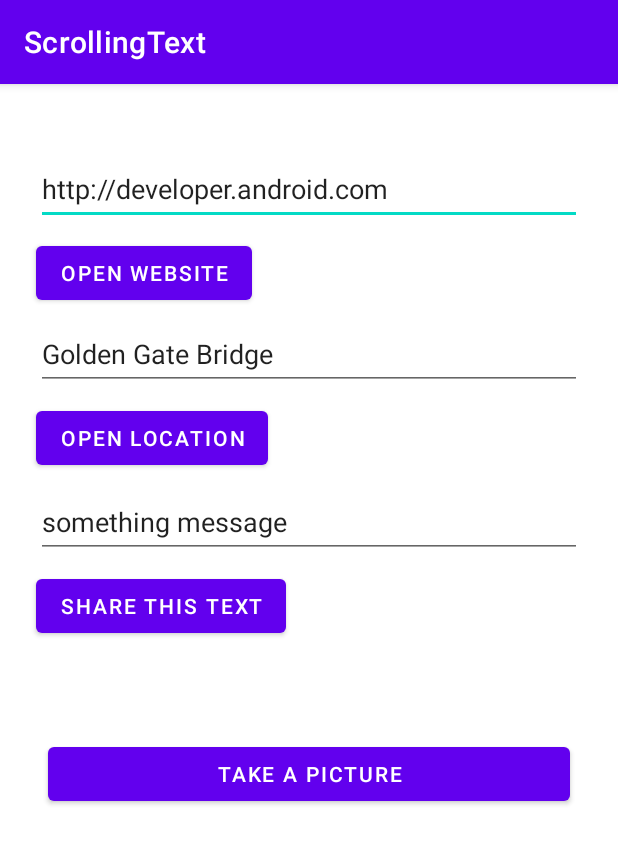
After one commit to popovviktor/Aston_intensiv_2, an Android app: the CodeLabs2_3Activity screen opened directly, with no data from a screen before it, on a phone screen of 412 x 824 dp. The commit adds this screen. Shown: the top 844 px of the screen. Run offline under Robolectric (Android 15) with nearby library versions, the phone set to English and light mode, and no system bars.

Commit message:
lab2_3 used implicit intents

```diff
--- a/app/src/main/AndroidManifest.xml
+++ b/app/src/main/AndroidManifest.xml
@@ -12,6 +12,13 @@
         android:supportsRtl="true"
         android:theme="@style/Theme.AstonTwo"
         tools:targetApi="31">
+        <activity
+            android:name=".CodeLabs2_3Activity"
+            android:exported="false">
+            <meta-data
+                android:name="android.app.lib_name"
+                android:value="" />
+        </activity>
         <activity
             android:name=".CodeLabs2_2Activity"
             android:exported="false">
--- /dev/null
+++ b/app/src/main/java/com/myapplication/astontwo/CodeLabs2_3Activity.kt
@@ -0,0 +1,62 @@
+package com.myapplication.astontwo
+
+import android.content.Intent
+import android.net.Uri
+import androidx.appcompat.app.AppCompatActivity
+import android.os.Bundle
+import android.provider.MediaStore
+import android.widget.Button
+import android.widget.EditText
+import androidx.core.app.ShareCompat
+
+class CodeLabs2_3Activity : AppCompatActivity() {
+    lateinit var editWeb:EditText
+    lateinit var editMap:EditText
+    lateinit var editMessage:EditText
+    override fun onCreate(savedInstanceState: Bundle?) {
+        super.onCreate(savedInstanceState)
+        setContentView(R.layout.activity_code_labs23)
+        editWeb = findViewById(R.id.lab2_3_edit_web)
+        editMap = findViewById(R.id.lab2_3_edit_map)
+        editMessage = findViewById(R.id.lab2_3_edit_message)
+        val btn_web = findViewById<Button>(R.id.lab2_3_btn_web)
+        val btn_map = findViewById<Button>(R.id.lab2_3_btn_map)
+        val btn_message = findViewById<Button>(R.id.lab2_3_btn_message)
+        val btn_camera = findViewById<Button>(R.id.lab2_3_btn_camera)
+        btn_web.setOnClickListener {
+            openWeb()
+        }
+        btn_map.setOnClickListener {
+            openMap()
+        }
+        btn_message.setOnClickListener {
+            sendMessage()
+        }
+        btn_camera.setOnClickListener {
+            takePicture()
+        }
+    }
+    fun openWeb(){
+        val url = editWeb.text.toString()
+        val webpageUri = Uri.parse(url)
+        val intent = Intent(Intent.ACTION_VIEW,webpageUri)
+        startActivity(intent)
+    }
+    fun openMap(){
+        val location = editMap.text.toString()
+        val locationUri = Uri.parse("geo:0,0?q="+location)
+        val intent = Intent(Intent.ACTION_VIEW,locationUri)
+        startActivity(intent)
+    }
+    fun sendMessage(){
+        val message = editMessage.text.toString()
+        val intent = Intent(Intent.ACTION_SEND)
+        intent.setType("text/plain")
+        intent.putExtra(Intent.EXTRA_TEXT,message)
+        startActivity(intent)
+    }
+    fun takePicture(){
+        val intent = Intent(MediaStore.ACTION_IMAGE_CAPTURE)
+        startActivity(intent)
+    }
+}
--- a/app/src/main/java/com/myapplication/astontwo/MainActivity.kt
+++ b/app/src/main/java/com/myapplication/astontwo/MainActivity.kt
@@ -15,6 +15,7 @@ class MainActivity : AppCompatActivity() {
         val btn_lab1_3 = findViewById<Button>(R.id.btn_lab1_3)
         val btn_lab2_1 = findViewById<Button>(R.id.btn_lab2_1)
         val btn_lab2_2 = findViewById<Button>(R.id.btn_lab2_2)
+        val btn_lab2_3 = findViewById<Button>(R.id.btn_lab2_3)
         btn_lab1_1.setOnClickListener {
             startActivityForLab1_1()
         }
@@ -32,6 +33,9 @@ class MainActivity : AppCompatActivity() {
         }
         btn_lab2_2.setOnClickListener {
             startActivityForLab2_2()
+        }
+        btn_lab2_3.setOnClickListener {
+            startActivityForLab2_3()
         }
     }
     fun startActivityForLab1_1(){
@@ -58,4 +62,8 @@ class MainActivity : AppCompatActivity() {
         val intent = Intent(this,CodeLabs2_2Activity::class.java)
         startActivity(intent)
     }
+    fun startActivityForLab2_3(){
+        val intent = Intent(this,CodeLabs2_3Activity::class.java)
+        startActivity(intent)
+    }
 }
--- /dev/null
+++ b/app/src/main/res/layout/activity_code_labs23.xml
@@ -0,0 +1,95 @@
+<?xml version="1.0" encoding="utf-8"?>
+<androidx.constraintlayout.widget.ConstraintLayout xmlns:android="http://schemas.android.com/apk/res/android"
+    xmlns:app="http://schemas.android.com/apk/res-auto"
+    xmlns:tools="http://schemas.android.com/tools"
+    android:layout_width="match_parent"
+    android:layout_height="match_parent"
+    tools:context=".CodeLabs2_3Activity">
+
+    <EditText
+        android:id="@+id/lab2_3_edit_web"
+        android:layout_width="0dp"
+        android:layout_height="wrap_content"
+        android:layout_marginStart="24dp"
+        android:layout_marginTop="46dp"
+        android:layout_marginEnd="24dp"
+        android:ems="10"
+        android:inputType="textPersonName"
+        android:minHeight="48dp"
+        android:text="@string/edit_labs_2.3_web"
+        app:layout_constraintEnd_toEndOf="parent"
+        app:layout_constraintStart_toStartOf="parent"
+        app:layout_constraintTop_toTopOf="parent" />
+
+    <Button
+        android:id="@+id/lab2_3_btn_web"
+        android:layout_width="wrap_content"
+        android:layout_height="wrap_content"
+        android:layout_marginStart="24dp"
+        android:layout_marginTop="8dp"
+        android:text="@string/btn_labs_2.3_web"
+        app:layout_constraintStart_toStartOf="parent"
+        app:layout_constraintTop_toBottomOf="@+id/lab2_3_edit_web" />
+
+    <EditText
+        android:id="@+id/lab2_3_edit_map"
+        android:layout_width="0dp"
+        android:layout_height="wrap_content"
+        android:layout_marginStart="24dp"
+        android:layout_marginTop="6dp"
+        android:layout_marginEnd="24dp"
+        android:ems="10"
+        android:inputType="textPersonName"
+        android:minHeight="48dp"
+        android:text="@string/edit_labs_2.3_map"
+        app:layout_constraintEnd_toEndOf="parent"
+        app:layout_constraintStart_toStartOf="parent"
+        app:layout_constraintTop_toBottomOf="@+id/lab2_3_btn_web" />
+
+    <Button
+        android:id="@+id/lab2_3_btn_map"
+        android:layout_width="wrap_content"
+        android:layout_height="wrap_content"
+        android:layout_marginStart="24dp"
+        android:layout_marginTop="8dp"
+        android:text="@string/btn_labs_2.3_map"
+        app:layout_constraintStart_toStartOf="parent"
+        app:layout_constraintTop_toBottomOf="@+id/lab2_3_edit_map" />
+
+    <EditText
+        android:id="@+id/lab2_3_edit_message"
+        android:layout_width="0dp"
+        android:layout_height="wrap_content"
+        android:layout_marginStart="24dp"
+        android:layout_marginTop="8dp"
+        android:layout_marginEnd="24dp"
+        android:ems="10"
+        android:inputType="textPersonName"
+        android:minHeight="48dp"
+        android:text="@string/edit_labs_2.3_message"
+        app:layout_constraintEnd_toEndOf="parent"
+        app:layout_constraintStart_toStartOf="parent"
+        app:layout_constraintTop_toBottomOf="@+id/lab2_3_btn_map" />
+
+    <Button
+        android:id="@+id/lab2_3_btn_message"
+        android:layout_width="wrap_content"
+        android:layout_height="wrap_content"
+        android:layout_marginStart="24dp"
+        android:layout_marginTop="8dp"
+        android:text="@string/btn_labs_2.3_message"
+        app:layout_constraintStart_toStartOf="parent"
+        app:layout_constraintTop_toBottomOf="@+id/lab2_3_edit_message" />
+
+    <Button
+        android:id="@+id/lab2_3_btn_camera"
+        android:layout_width="0dp"
+        android:layout_height="wrap_content"
+        android:layout_marginStart="32dp"
+        android:layout_marginTop="64dp"
+        android:layout_marginEnd="32dp"
+        android:text="@string/btn_labs_2.3_camera"
+        app:layout_constraintEnd_toEndOf="parent"
+        app:layout_constraintStart_toStartOf="parent"
+        app:layout_constraintTop_toBottomOf="@+id/lab2_3_btn_message" />
+</androidx.constraintlayout.widget.ConstraintLayout>
--- a/app/src/main/res/layout/activity_main.xml
+++ b/app/src/main/res/layout/activity_main.xml
@@ -5,6 +5,19 @@
     android:layout_width="match_parent"
     android:layout_height="match_parent"
     tools:context=".MainActivity">
+
+    <Button
+        android:id="@+id/btn_lab2_3"
+        android:layout_width="0dp"
+        android:layout_height="wrap_content"
+        android:layout_marginStart="24dp"
+        android:layout_marginTop="8dp"
+        android:layout_marginEnd="24dp"
+        android:text="@string/btn_labs_2.3"
+        app:layout_constraintEnd_toEndOf="parent"
+        app:layout_constraintHorizontal_bias="0.0"
+        app:layout_constraintStart_toStartOf="parent"
+        app:layout_constraintTop_toBottomOf="@+id/btn_lab2_2" />
 
     <Button
         android:id="@+id/btn_lab2_2"
--- a/app/src/main/res/values/strings.xml
+++ b/app/src/main/res/values/strings.xml
@@ -7,6 +7,14 @@
     <string name="btn_labs_1.3">codelab 1.3</string>
     <string name="btn_labs_2.1">codelab 2.1</string>
     <string name="btn_labs_2.2">codelab 2.2</string>
+    <string name="btn_labs_2.3">codelab 2.3</string>
+    <string name="btn_labs_2.3_web">open website</string>
+    <string name="edit_labs_2.3_web">http://developer.android.com</string>
+    <string name="btn_labs_2.3_map">open location</string>
+    <string name="edit_labs_2.3_map">Golden Gate Bridge</string>
+    <string name="btn_labs_2.3_message">share this text</string>
+    <string name="edit_labs_2.3_message">something message</string>
+    <string name="btn_labs_2.3_camera">take a picture</string>
     <string name="btn_labs_2.1_btn_text_part_one">open text part one</string>
     <string name="btn_labs_2.1_btn_text_part_two">open text part two</string>
     <string name="btn_labs_2.1_btn_text_part_three">open text part three</string>
```
